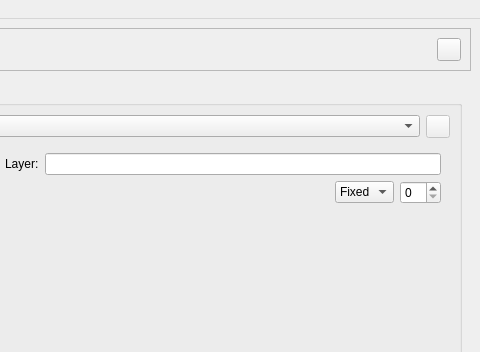
Before: the Qt Designer form irs/src/gui/wfipsmainwindow.ui in firelab/wfips, drawn with Qt 5; both pictures show x 727 to 1207 and y 0 to 352 of the 1207 by 806 pixel window.
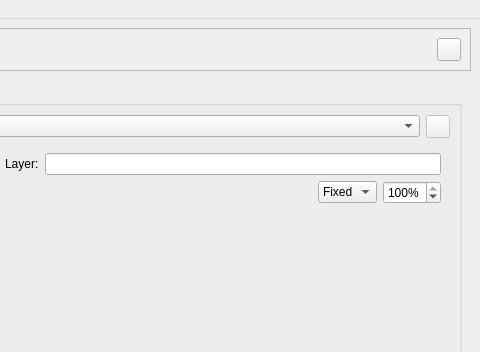
After: the same form once the commit is applied. The open tabs and pages were chosen to show the change.

The edit to the form file:
```diff
--- a/irs/src/gui/wfipsmainwindow.ui
+++ b/irs/src/gui/wfipsmainwindow.ui
@@ -1252,6 +1252,18 @@
                      <property name="enabled">
                       <bool>true</bool>
                      </property>
+                     <property name="accelerated">
+                      <bool>true</bool>
+                     </property>
+                     <property name="suffix">
+                      <string>%</string>
+                     </property>
+                     <property name="maximum">
+                      <number>100</number>
+                     </property>
+                     <property name="value">
+                      <number>100</number>
+                     </property>
                     </widget>
                    </item>
                   </layout>
```
Left out of the diff: 10 changed lines with no effect on the pictures.
